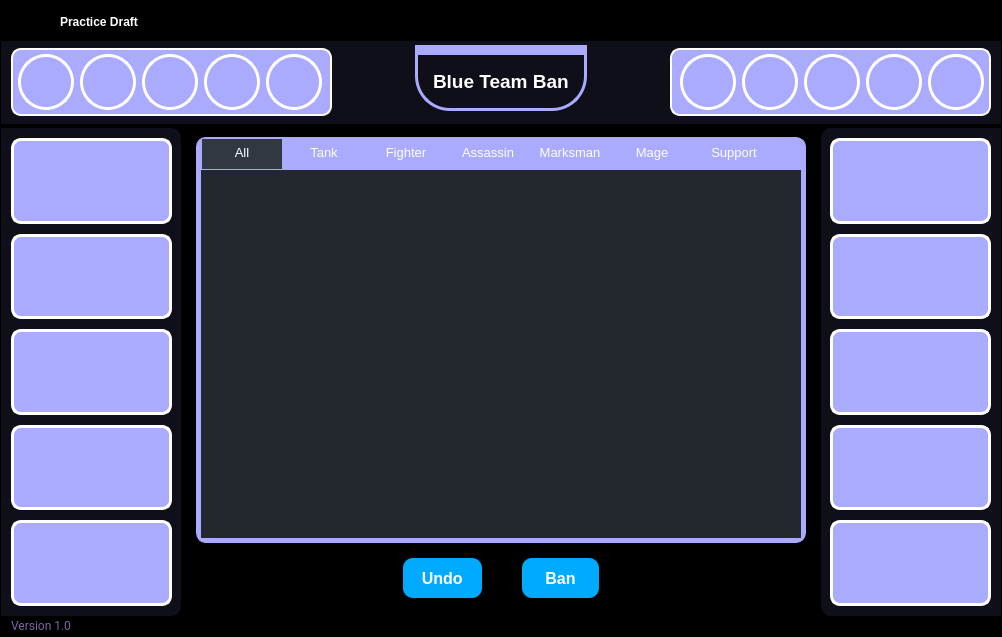
Before: the Qt Designer form ui/pages/practice_draft.ui in elian-olbz/mlbb-drafting-and-simulation-tools, drawn with Qt 5.
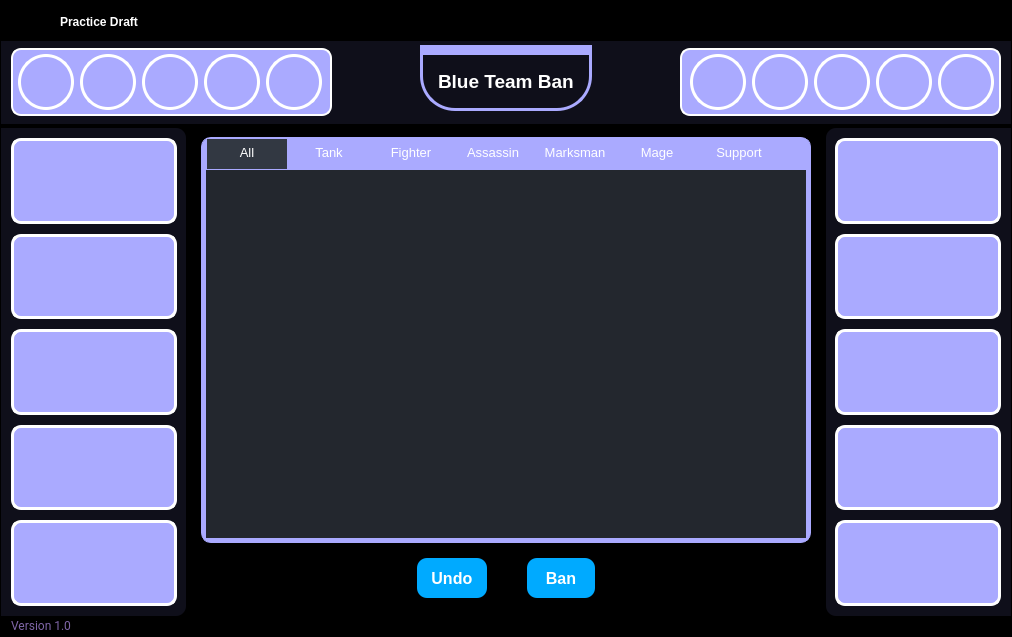
After: the same form once the commit is applied. Icons and pictures are not drawn.

```diff
--- a/ui/pages/practice_draft.ui
+++ b/ui/pages/practice_draft.ui
@@ -6,7 +6,7 @@
    <rect>
     <x>0</x>
     <y>0</y>
-    <width>1002</width>
+    <width>1012</width>
     <height>637</height>
    </rect>
   </property>
@@ -1691,7 +1691,7 @@
                                         <string notr="true">background-color: rgb(0, 170, 255);</string>
                                        </property>
                                        <property name="text">
-                                        <string>  Undo  </string>
+                                        <string> Undo </string>
                                        </property>
                                        <property name="iconSize">
                                         <size>
@@ -1719,7 +1719,7 @@
                                         <string notr="true">background-color: rgb(0, 170, 255);</string>
                                        </property>
                                        <property name="text">
-                                        <string>   Ban   </string>
+                                        <string>  Ban  </string>
                                        </property>
                                       </widget>
                                      </item>
```
